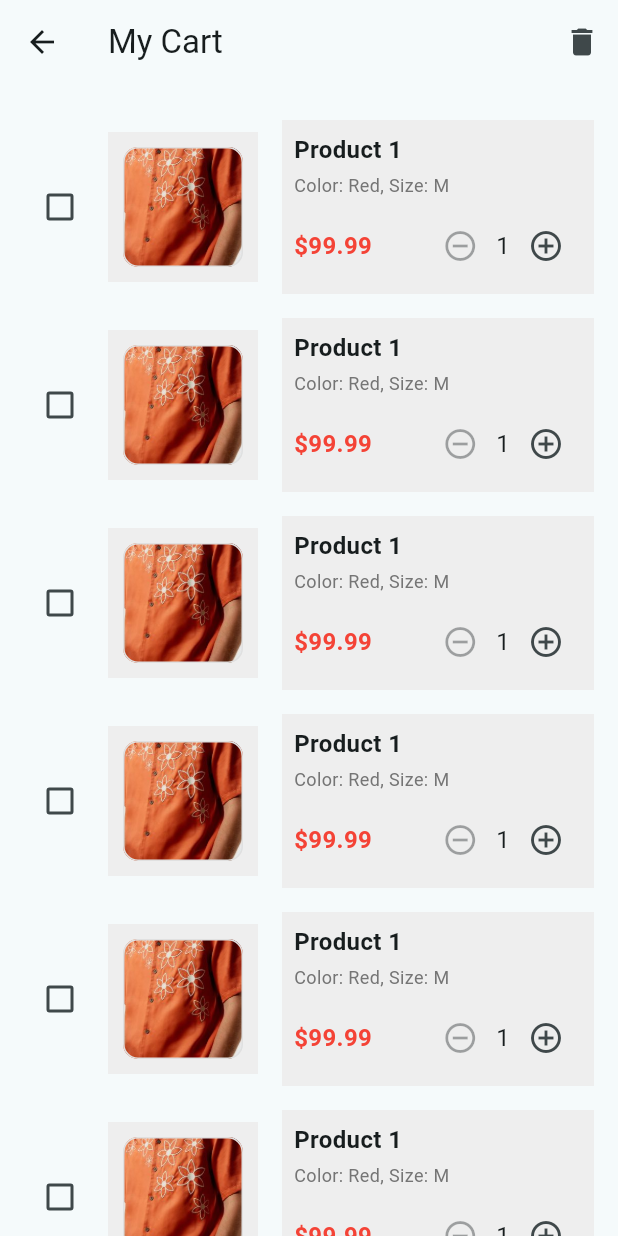
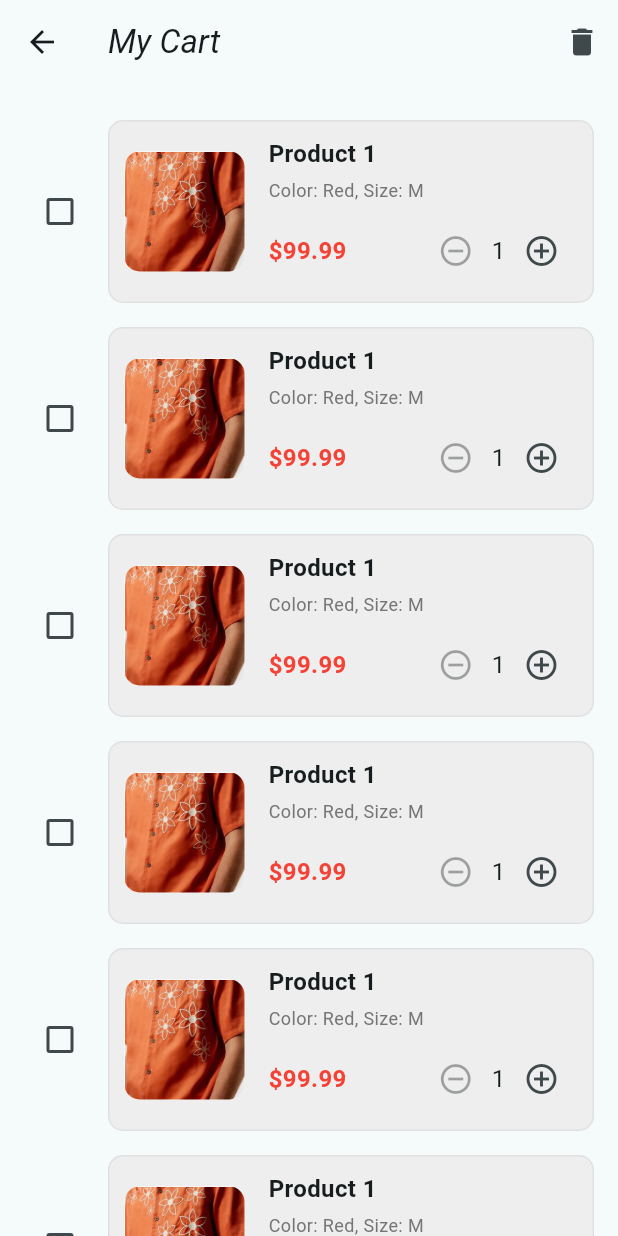
Before and after one commit to gitFaysalSakib/softminionEcom, a Flutter app: the screen it shows after launch, on a phone screen of 412 x 824 dp. Run offline on Flutter 3.47's test engine with Material 3 defaults, Android fonts, the light colour scheme and no system bars; our stand-ins replace flutter_staggered_animations, get.

Commit message:
add to cart page developing

```diff
--- a/lib/Ssystem_Architecture/View/add to cart/my_cart_page_view.dart
+++ b/lib/Ssystem_Architecture/View/add to cart/my_cart_page_view.dart
@@ -127,7 +127,10 @@ class _MyCartPageState extends State<MyCartPage> {
             Navigator.of(context).pop();
           },
         ),
-        title: Text('My Cart'),
+        title: Text(
+          'My Cart',
+          style: TextStyle(fontStyle: FontStyle.italic),
+        ),
         actions: [
           IconButton(
             icon: Icon(Icons.delete),
--- a/lib/widgets/add_subtotal_test.dart
+++ b/lib/widgets/add_subtotal_test.dart
@@ -16,9 +16,7 @@ class CartItemWidget extends StatelessWidget {
   Widget build(BuildContext context) {
     return Padding(
       padding: const EdgeInsets.symmetric(vertical: 8.0),
-      child: Column(
-        children: [
-          Row(
+      child: Row(
         children: [
           // Checkbox
           Checkbox(
@@ -26,38 +24,38 @@ class CartItemWidget extends StatelessWidget {
             onChanged: onSelected,
           ),
           SizedBox(width: 8.0),
-              // Colored Padding for Product Image
-              Container(
-                padding: const EdgeInsets.all(10.0),
+          // Unified Container for Image and Details
+          Expanded(
+            child: Container(
+              padding: const EdgeInsets.all(10.0), // Unified padding
+              decoration: BoxDecoration(
                 color: item.isSelected
                     ? Colors.blue.shade50
                     : Colors.grey.shade200,
-                child: Container(
+                borderRadius: BorderRadius.circular(10.0),
+                border: Border.all(
+                  color: item.isSelected ? Colors.blue : Colors.grey.shade300,
+                  width: item.isSelected ? 2.0 : 1.0,
+                ),
+              ),
+              child: Row(
+                children: [
+                  // Product Image
+                  Container(
                     width: 80.0,
                     height: 80.0,
                     decoration: BoxDecoration(
                       color: Colors.white,
                       borderRadius: BorderRadius.circular(10.0),
-                    border: Border.all(
-                      color:
-                          item.isSelected ? Colors.blue : Colors.grey.shade300,
-                      width: item.isSelected ? 2.0 : 1.0,
-                    ),
                       image: DecorationImage(
                         image: AssetImage(item.imageUrl),
                         fit: BoxFit.cover,
                       ),
                     ),
                   ),
-              ),
                   SizedBox(width: 16.0),
-              // Colored Padding for Product Details
+                  // Product Details
                   Expanded(
-                child: Container(
-                  padding: const EdgeInsets.all(8.0),
-                  color: item.isSelected
-                      ? Colors.blue.shade50
-                      : Colors.grey.shade200,
                     child: Column(
                       crossAxisAlignment: CrossAxisAlignment.start,
                       children: [
@@ -96,7 +94,8 @@ class CartItemWidget extends StatelessWidget {
                                 IconButton(
                                   icon: Icon(Icons.remove_circle_outline),
                                   onPressed: item.quantity > 1
-                                    ? () => onQuantityChanged(item.quantity - 1)
+                                      ? () =>
+                                          onQuantityChanged(item.quantity - 1)
                                       : null,
                                 ),
                                 Text(
@@ -115,49 +114,8 @@ class CartItemWidget extends StatelessWidget {
                       ],
                     ),
                   ),
-              ),
                 ],
               ),
-          // Subtotal and Checkout
-          if (item.isSelected)
-            Padding(
-              padding: const EdgeInsets.symmetric(vertical: 8.0),
-              child: Row(
-                children: [
-                  Expanded(
-                    child: Row(
-                      mainAxisAlignment: MainAxisAlignment.spaceBetween,
-                      children: [
-                        Checkbox(
-                          value: item.isSelected,
-                          onChanged: onSelected,
-                        ),
-                        Text(
-                          'Subtotal',
-                          style: TextStyle(
-                            fontSize: 16.0,
-                            fontWeight: FontWeight.bold,
-                          ),
-                        ),
-                        Text(
-                          '\$${(item.price * item.quantity).toStringAsFixed(2)}',
-                          style: TextStyle(
-                            fontSize: 16.0,
-                            fontWeight: FontWeight.bold,
-                            color: Colors.red,
-                          ),
-                        ),
-                      ],
-                    ),
-                  ),
-                  SizedBox(width: 16.0),
-                  ElevatedButton(
-                    onPressed: () {
-                      // Add checkout functionality here
-                    },
-                    child: Text('Checkout'),
-                  ),
-                ],
             ),
           ),
         ],
```
Lines whose indentation alone changed are shown as unchanged.
